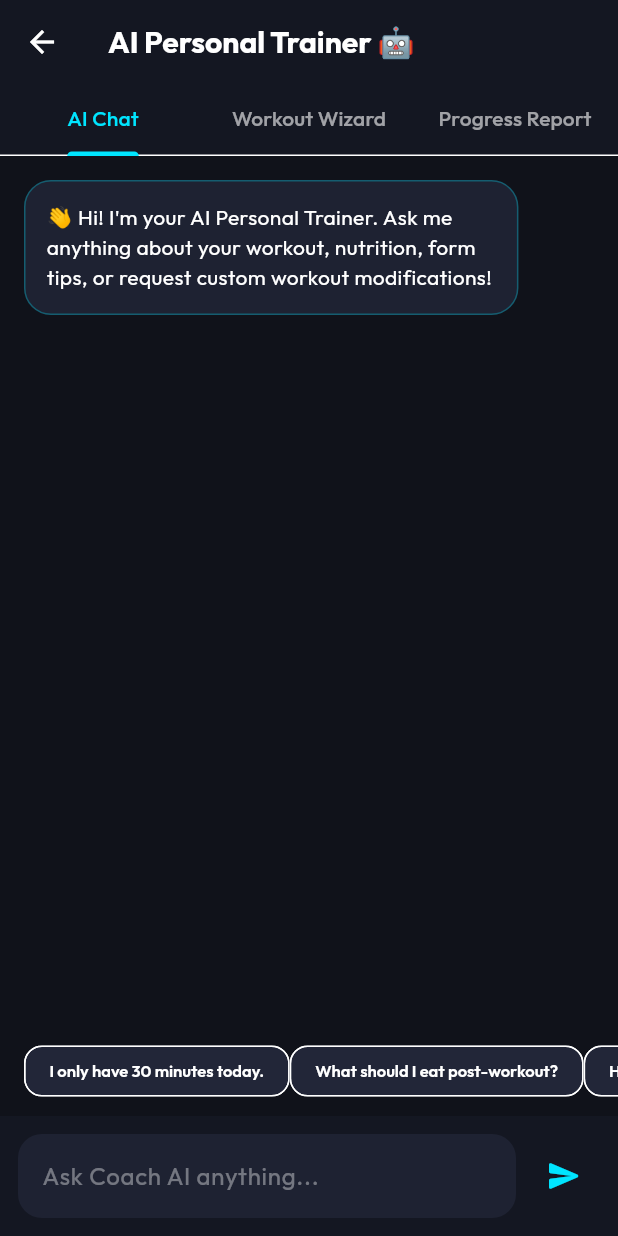
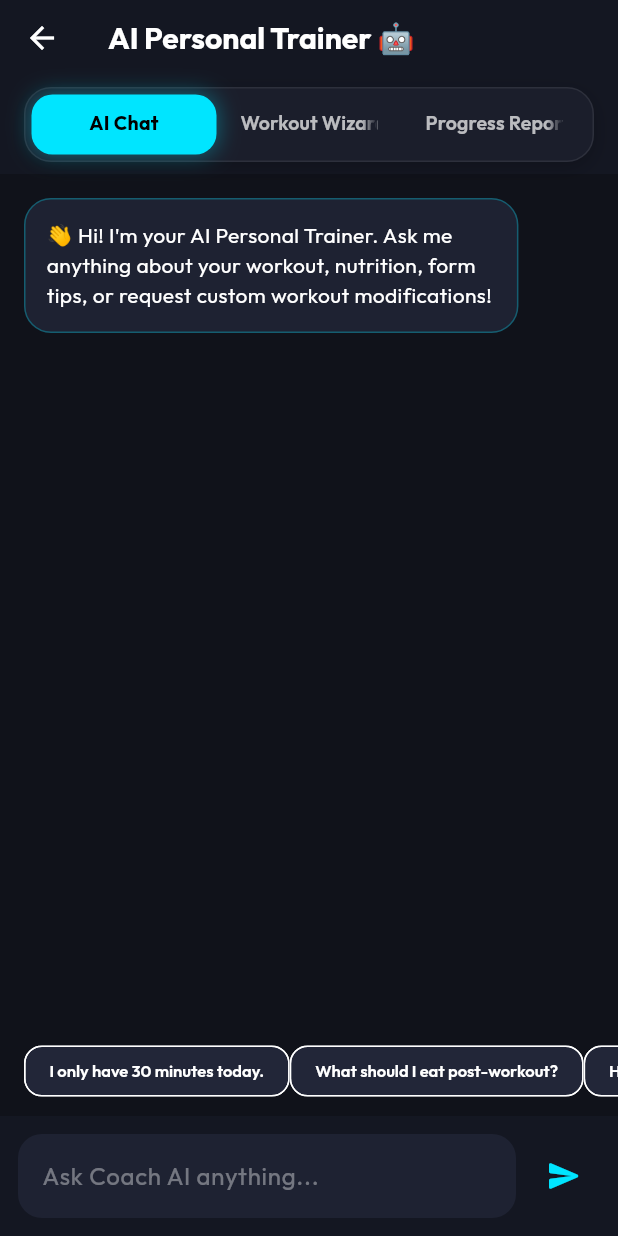
Before and after one commit to Edil-Ayehu/fitapp, a Flutter app: the screen it shows after launch, scrolled down 227 dp, after a tap on "Ask AI Coach", on a phone screen of 412 x 824 dp. Run offline on Flutter 3.47's test engine with Material 3 defaults, Android fonts, the phone set to English and light mode, and no system bars; our stand-ins replace fl_chart, google_fonts, shared_preferences.

Commit message:
tab bar ui polish

```diff
--- a/lib/main.dart
+++ b/lib/main.dart
@@ -94,6 +94,18 @@ class FitPulseApp extends StatelessWidget {
           checkmarkColor: Colors.black,
           shape: RoundedRectangleBorder(borderRadius: BorderRadius.circular(12)),
         ),
+        tabBarTheme: TabBarThemeData(
+          dividerColor: Colors.transparent,
+          indicatorSize: TabBarIndicatorSize.tab,
+          indicator: BoxDecoration(
+            color: const Color(0xFFD0FD38),
+            borderRadius: BorderRadius.circular(14),
+          ),
+          labelColor: Colors.black,
+          unselectedLabelColor: Colors.white70,
+          labelStyle: GoogleFonts.outfit(fontWeight: FontWeight.bold, fontSize: 13),
+          unselectedLabelStyle: GoogleFonts.outfit(fontWeight: FontWeight.w600, fontSize: 13),
+        ),
         inputDecorationTheme: InputDecorationTheme(
           filled: true,
           fillColor: const Color(0xFF1E2232),
--- a/lib/screens/ai_coach/ai_coach_screen.dart
+++ b/lib/screens/ai_coach/ai_coach_screen.dart
@@ -7,6 +7,7 @@ import '../../providers/subscription_provider.dart';
 
 import '../../widgets/glass_card.dart';
 import '../../widgets/custom_button.dart';
+import '../../widgets/custom_tab_bar.dart';
 import '../../widgets/paywall_modal.dart';
 
 class AICoachScreen extends StatefulWidget {
@@ -25,7 +26,7 @@ class _AICoachScreenState extends State<AICoachScreen> with SingleTickerProvider
   int _selectedDays = 4;
   int _selectedDuration = 60;
   String _selectedEquipment = 'Full Gym';
-  String _selectedLevel = 'Intermediate';
+  final String _selectedLevel = 'Intermediate';
 
   @override
   void initState() {
@@ -46,16 +47,10 @@ class _AICoachScreenState extends State<AICoachScreen> with SingleTickerProvider
         backgroundColor: const Color(0xFF141722),
         elevation: 0,
         title: const Text('AI Personal Trainer 🤖', style: TextStyle(color: Colors.white, fontWeight: FontWeight.bold)),
-        bottom: TabBar(
+        bottom: CustomPillTabBar(
           controller: _tabController,
-          indicatorColor: const Color(0xFF00E5FF),
-          labelColor: const Color(0xFF00E5FF),
-          unselectedLabelColor: Colors.white60,
-          tabs: const [
-            Tab(text: 'AI Chat'),
-            Tab(text: 'Workout Wizard'),
-            Tab(text: 'Progress Report'),
-          ],
+          activeColor: const Color(0xFF00E5FF),
+          tabs: const ['AI Chat', 'Workout Wizard', 'Progress Report'],
         ),
       ),
       body: TabBarView(
--- a/lib/screens/nutrition/nutrition_screen.dart
+++ b/lib/screens/nutrition/nutrition_screen.dart
@@ -6,6 +6,7 @@ import '../../providers/subscription_provider.dart';
 import '../../widgets/glass_card.dart';
 import '../../widgets/progress_ring.dart';
 import '../../widgets/custom_button.dart';
+import '../../widgets/custom_tab_bar.dart';
 import '../../widgets/paywall_modal.dart';
 
 class NutritionScreen extends StatefulWidget {
@@ -38,15 +39,9 @@ class _NutritionScreenState extends State<NutritionScreen> with SingleTickerProv
         backgroundColor: const Color(0xFF141722),
         elevation: 0,
         title: const Text('Nutrition & Macros 🥗', style: TextStyle(color: Colors.white, fontWeight: FontWeight.bold)),
-        bottom: TabBar(
+        bottom: CustomPillTabBar(
           controller: _tabController,
-          indicatorColor: const Color(0xFFD0FD38),
-          labelColor: const Color(0xFFD0FD38),
-          unselectedLabelColor: Colors.white60,
-          tabs: const [
-            Tab(text: 'Food Tracker'),
-            Tab(text: 'Meal Plans'),
-          ],
+          tabs: const ['Food Tracker', 'Meal Plans'],
         ),
       ),
       body: TabBarView(
--- a/lib/screens/progress/progress_screen.dart
+++ b/lib/screens/progress/progress_screen.dart
@@ -6,6 +6,7 @@ import '../../providers/auth_provider.dart';
 import '../../providers/subscription_provider.dart';
 import '../../widgets/glass_card.dart';
 import '../../widgets/custom_button.dart';
+import '../../widgets/custom_tab_bar.dart';
 import '../../widgets/paywall_modal.dart';
 import '../analytics/advanced_analytics_screen.dart';
 
@@ -52,16 +53,9 @@ class _ProgressScreenState extends State<ProgressScreen> with SingleTickerProvid
             },
           ),
         ],
-        bottom: TabBar(
+        bottom: CustomPillTabBar(
           controller: _tabController,
-          indicatorColor: const Color(0xFFD0FD38),
-          labelColor: const Color(0xFFD0FD38),
-          unselectedLabelColor: Colors.white60,
-          tabs: const [
-            Tab(text: 'Weight & BMI'),
-            Tab(text: 'Measurements'),
-            Tab(text: 'Photos'),
-          ],
+          tabs: const ['Weight & BMI', 'Measurements', 'Photos'],
         ),
       ),
       body: TabBarView(
--- a/lib/screens/workout/workout_tab_screen.dart
+++ b/lib/screens/workout/workout_tab_screen.dart
@@ -5,6 +5,7 @@ import '../../providers/active_workout_provider.dart';
 import '../../widgets/glass_card.dart';
 import '../../widgets/stat_chip.dart';
 import '../../widgets/custom_button.dart';
+import '../../widgets/custom_tab_bar.dart';
 import '../live_workout/live_workout_screen.dart';
 import 'exercise_detail_screen.dart';
 import 'custom_workout_builder_screen.dart';
@@ -33,18 +34,10 @@ class _WorkoutTabScreenState extends State<WorkoutTabScreen> with SingleTickerPr
         backgroundColor: const Color(0xFF141722),
         elevation: 0,
         title: const Text('Workout Hub 🏋️‍♂️', style: TextStyle(color: Colors.white, fontWeight: FontWeight.bold)),
-        bottom: TabBar(
+        bottom: CustomPillTabBar(
           controller: _tabController,
-          indicatorColor: const Color(0xFFD0FD38),
-          labelColor: const Color(0xFFD0FD38),
-          unselectedLabelColor: Colors.white60,
           isScrollable: true,
-          tabs: const [
-            Tab(text: 'Library'),
-            Tab(text: 'Programs'),
-            Tab(text: 'Custom Builder'),
-            Tab(text: 'History & PRs'),
-          ],
+          tabs: const ['Library', 'Programs', 'Custom Builder', 'History & PRs'],
         ),
       ),
       body: TabBarView(
--- /dev/null
+++ b/lib/widgets/custom_tab_bar.dart
@@ -0,0 +1,70 @@
+import 'package:flutter/material.dart';
+import 'package:google_fonts/google_fonts.dart';
+
+class CustomPillTabBar extends StatelessWidget implements PreferredSizeWidget {
+  final TabController controller;
+  final List<String> tabs;
+  final bool isScrollable;
+  final Color activeColor;
+
+  const CustomPillTabBar({
+    super.key,
+    required this.controller,
+    required this.tabs,
+    this.isScrollable = false,
+    this.activeColor = const Color(0xFFD0FD38),
+  });
+
+  @override
+  Size get preferredSize => const Size.fromHeight(60);
+
+  @override
+  Widget build(BuildContext context) {
+    return Container(
+      margin: const EdgeInsets.symmetric(horizontal: 16, vertical: 8),
+      padding: const EdgeInsets.all(4),
+      decoration: BoxDecoration(
+        color: const Color(0xFF1B1E2B),
+        borderRadius: BorderRadius.circular(18),
+        border: Border.all(color: Colors.white.withOpacity(0.08)),
+        boxShadow: [
+          BoxShadow(
+            color: Colors.black.withOpacity(0.2),
+            blurRadius: 10,
+            offset: const Offset(0, 4),
+          ),
+        ],
+      ),
+      child: TabBar(
+        controller: controller,
+        isScrollable: isScrollable,
+        dividerColor: Colors.transparent,
+        indicatorSize: TabBarIndicatorSize.tab,
+        splashBorderRadius: BorderRadius.circular(14),
+        indicator: BoxDecoration(
+          color: activeColor,
+          borderRadius: BorderRadius.circular(14),
+          boxShadow: [
+            BoxShadow(
+              color: activeColor.withOpacity(0.35),
+              blurRadius: 12,
+              spreadRadius: 1,
+            ),
+          ],
+        ),
+        labelColor: Colors.black,
+        unselectedLabelColor: Colors.white70,
+        labelStyle: GoogleFonts.outfit(
+          fontWeight: FontWeight.bold,
+          fontSize: 13,
+          letterSpacing: 0.2,
+        ),
+        unselectedLabelStyle: GoogleFonts.outfit(
+          fontWeight: FontWeight.w600,
+          fontSize: 13,
+        ),
+        tabs: tabs.map((t) => Tab(text: t, height: 38)).toList(),
+      ),
+    );
+  }
+}
```
